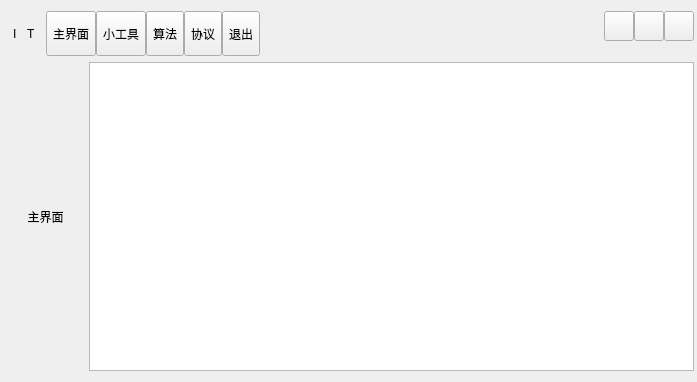
Qt form widget.ui (MCreatorD/airlistion) before a commit.
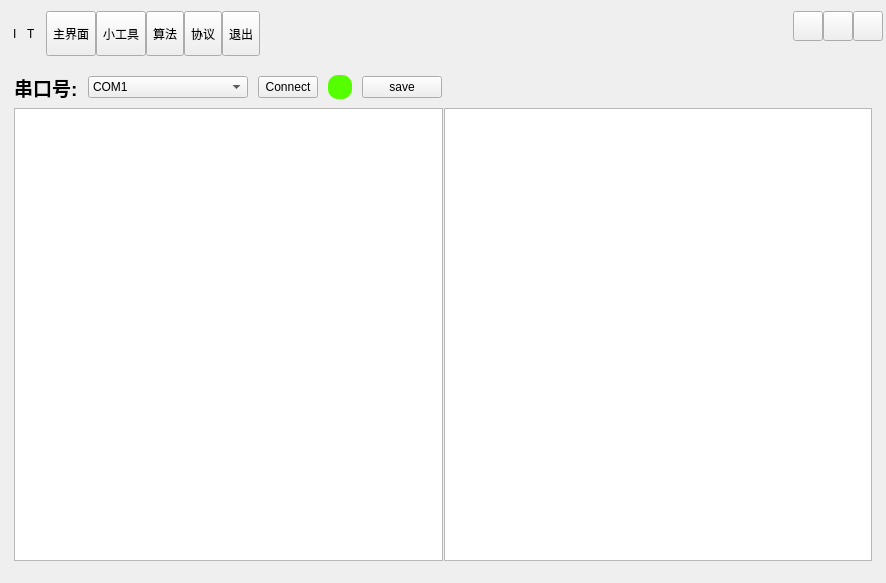
The same form after that commit. Icons and pictures are not drawn.

Commit message: 完成基本的数据和界面框架

```diff
--- a/widget.ui
+++ b/widget.ui
@@ -6,8 +6,8 @@
    <rect>
     <x>0</x>
     <y>0</y>
-    <width>697</width>
-    <height>382</height>
+    <width>886</width>
+    <height>583</height>
    </rect>
   </property>
   <property name="minimumSize">
@@ -301,22 +301,156 @@
       </sizepolicy>
      </property>
      <widget class="QWidget" name="page1">
-      <layout class="QHBoxLayout" name="horizontalLayout_3">
-       <property name="spacing">
-        <number>0</number>
-       </property>
-       <property name="leftMargin">
-        <number>0</number>
-       </property>
-       <property name="topMargin">
-        <number>0</number>
-       </property>
-       <property name="rightMargin">
-        <number>0</number>
-       </property>
-       <property name="bottomMargin">
-        <number>0</number>
-       </property>
+      <layout class="QVBoxLayout" name="verticalLayout_4">
+       <item>
+        <widget class="QWidget" name="comWidget" native="true">
+         <property name="sizePolicy">
+          <sizepolicy hsizetype="Preferred" vsizetype="Fixed">
+           <horstretch>0</horstretch>
+           <verstretch>0</verstretch>
+          </sizepolicy>
+         </property>
+         <layout class="QHBoxLayout" name="horizontalLayout_3">
+          <property name="spacing">
+           <number>10</number>
+          </property>
+          <property name="leftMargin">
+           <number>0</number>
+          </property>
+          <property name="topMargin">
+           <number>0</number>
+          </property>
+          <property name="rightMargin">
+           <number>0</number>
+          </property>
+          <property name="bottomMargin">
+           <number>0</number>
+          </property>
+          <item>
+           <widget class="QLabel" name="labComNum">
+            <property name="font">
+             <font>
+              <family>Arial</family>
+              <pointsize>14</pointsize>
+              <weight>75</weight>
+              <bold>true</bold>
+             </font>
+            </property>
+            <property name="text">
+             <string>串口号:</string>
+            </property>
+           </widget>
+          </item>
+          <item>
+           <widget class="QComboBox" name="Serial_PortBox">
+            <property name="minimumSize">
+             <size>
+              <width>160</width>
+              <height>0</height>
+             </size>
+            </property>
+            <property name="maximumSize">
+             <size>
+              <width>160</width>
+              <height>16777215</height>
+             </size>
+            </property>
+            <property name="baseSize">
+             <size>
+              <width>0</width>
+              <height>0</height>
+             </size>
+            </property>
+            <item>
+             <property name="text">
+              <string>COM1</string>
+             </property>
+            </item>
+            <item>
+             <property name="text">
+              <string>COM2</string>
+             </property>
+            </item>
+            <item>
+             <property name="text">
+              <string>COM3</string>
+             </property>
+            </item>
+           </widget>
+          </item>
+          <item>
+           <widget class="QPushButton" name="btnConnect">
+            <property name="sizePolicy">
+             <sizepolicy hsizetype="Fixed" vsizetype="Fixed">
+              <horstretch>0</horstretch>
+              <verstretch>0</verstretch>
+             </sizepolicy>
+            </property>
+            <property name="minimumSize">
+             <size>
+              <width>60</width>
+              <height>0</height>
+             </size>
+            </property>
+            <property name="maximumSize">
+             <size>
+              <width>60</width>
+              <height>16777215</height>
+             </size>
+            </property>
+            <property name="text">
+             <string>Connect</string>
+            </property>
+           </widget>
+          </item>
+          <item>
+           <widget class="QPushButton" name="led_status">
+            <property name="minimumSize">
+             <size>
+              <width>24</width>
+              <height>24</height>
+             </size>
+            </property>
+            <property name="maximumSize">
+             <size>
+              <width>24</width>
+              <height>24</height>
+             </size>
+            </property>
+            <property name="styleSheet">
+             <string notr="true">border:none;
+background-color: rgb(85, 255, 0);
+border-radius:10px;	
+</string>
+            </property>
+            <property name="text">
+             <string/>
+            </property>
+           </widget>
+          </item>
+          <item>
+           <widget class="QPushButton" name="btnSave">
+            <property name="text">
+             <string>save</string>
+            </property>
+           </widget>
+          </item>
+          <item>
+           <spacer name="horizontalSpacer_2">
+            <property name="orientation">
+             <enum>Qt::Horizontal</enum>
+            </property>
+            <property name="sizeHint" stdset="0">
+             <size>
+              <width>423</width>
+              <height>20</height>
+             </size>
+            </property>
+           </spacer>
+          </item>
+         </layout>
+        </widget>
+       </item>
        <item>
         <widget class="QSplitter" name="splitter">
          <property name="sizePolicy">
@@ -352,26 +486,7 @@
             <number>0</number>
            </property>
            <item>
-            <widget class="QLabel" name="labContent">
-             <property name="minimumSize">
-              <size>
-               <width>0</width>
-               <height>0</height>
-              </size>
-             </property>
-             <property name="baseSize">
-              <size>
-               <width>0</width>
-               <height>0</height>
-              </size>
-             </property>
-             <property name="text">
-              <string>主界面</string>
-             </property>
-             <property name="alignment">
-              <set>Qt::AlignCenter</set>
-             </property>
-            </widget>
+            <widget class="QTextEdit" name="TeditContent"/>
            </item>
           </layout>
          </widget>
```
Left out of the diff: 85 changed lines with no effect on the pictures. The commit also changes 6 other files.
